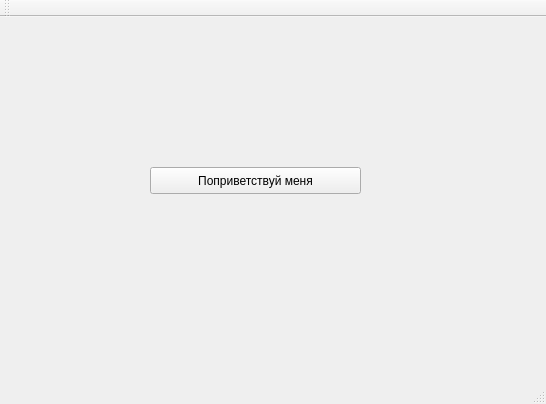
First picture: the form in mainwindow.ui, repository zamirka/alexey_qt, before the edit.
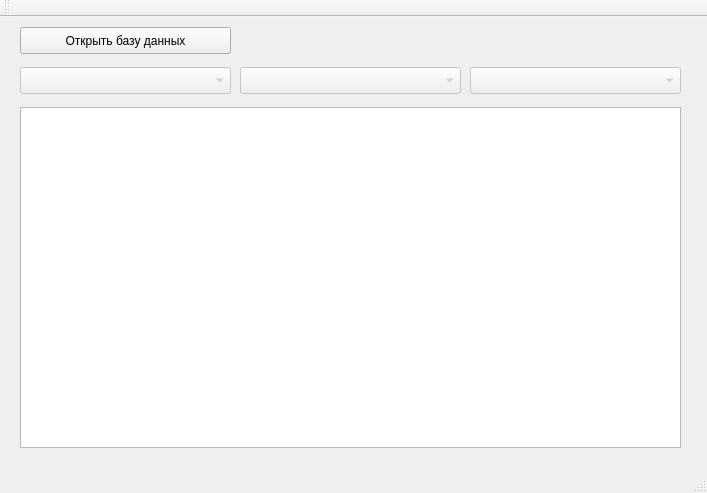
Second picture: the form after the edit.

What changed in the file:
```diff
--- a/mainwindow.ui
+++ b/mainwindow.ui
@@ -6,8 +6,8 @@
    <rect>
     <x>0</x>
     <y>0</y>
-    <width>546</width>
-    <height>404</height>
+    <width>707</width>
+    <height>493</height>
    </rect>
   </property>
   <property name="windowTitle">
@@ -17,19 +17,77 @@
    <widget class="QPushButton" name="helloBtn">
     <property name="geometry">
      <rect>
-      <x>150</x>
-      <y>150</y>
+      <x>20</x>
+      <y>10</y>
       <width>211</width>
       <height>27</height>
      </rect>
     </property>
     <property name="text">
-     <string>Поприветствуй меня</string>
+     <string>Открыть базу данных</string>
     </property>
     <property name="checkable">
      <bool>false</bool>
     </property>
    </widget>
+   <widget class="QComboBox" name="cmbxLevel1">
+    <property name="enabled">
+     <bool>false</bool>
+    </property>
+    <property name="geometry">
+     <rect>
+      <x>20</x>
+      <y>50</y>
+      <width>211</width>
+      <height>27</height>
+     </rect>
+    </property>
+   </widget>
+   <widget class="QComboBox" name="cmbxLevel2">
+    <property name="enabled">
+     <bool>false</bool>
+    </property>
+    <property name="geometry">
+     <rect>
+      <x>240</x>
+      <y>50</y>
+      <width>221</width>
+      <height>27</height>
+     </rect>
+    </property>
+   </widget>
+   <widget class="QComboBox" name="cmbxLevel3">
+    <property name="enabled">
+     <bool>false</bool>
+    </property>
+    <property name="geometry">
+     <rect>
+      <x>470</x>
+      <y>50</y>
+      <width>211</width>
+      <height>27</height>
+     </rect>
+    </property>
+   </widget>
+   <widget class="QListWidget" name="lwSolutions">
+    <property name="geometry">
+     <rect>
+      <x>20</x>
+      <y>90</y>
+      <width>661</width>
+      <height>341</height>
+     </rect>
+    </property>
+    <property name="sizePolicy">
+     <sizepolicy hsizetype="Expanding" vsizetype="Expanding">
+      <horstretch>0</horstretch>
+      <verstretch>0</verstretch>
+     </sizepolicy>
+    </property>
+    <property name="wordWrap">
+     <bool>true</bool>
+    </property>
+   </widget>
   </widget>
   <widget class="QToolBar" name="mainToolBar">
    <attribute name="toolBarArea">
```
Left out of the diff: 2 changed lines with no effect on the pictures.
